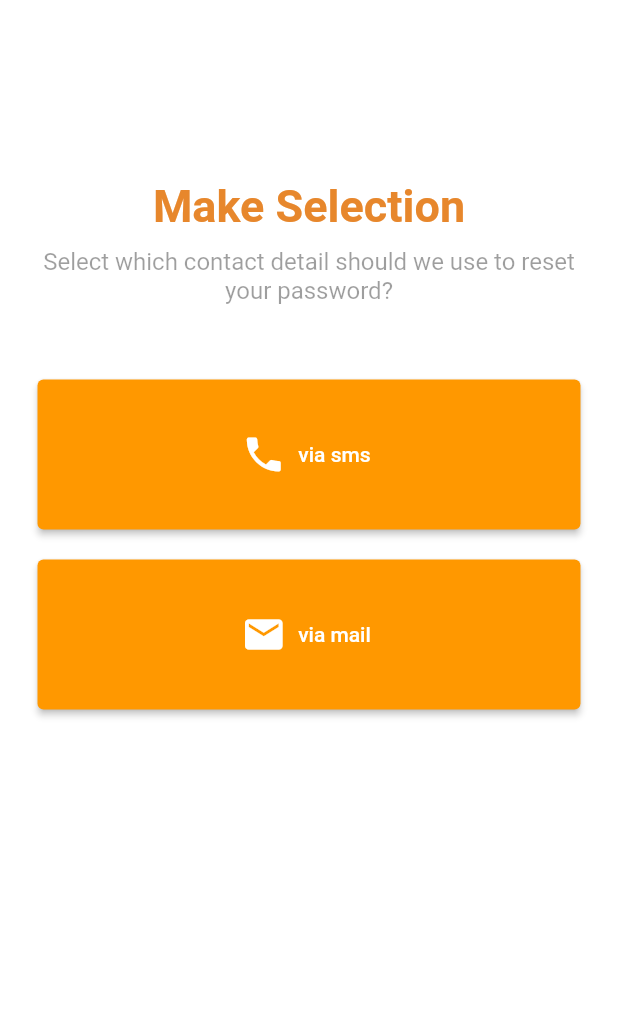
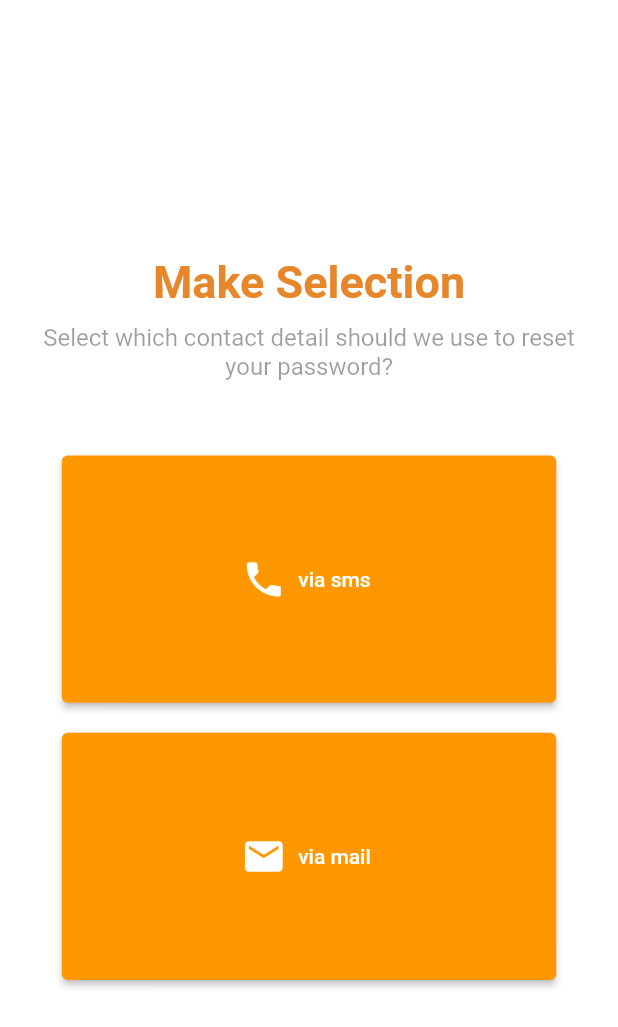
Before and after one commit to Freshmid/delightfood, a Flutter app: the FpContact screen opened directly, on a phone screen of 412 x 824 dp. Shown: the top 1027 px of the screen. Run offline on Flutter 3.47's test engine with Material 2 defaults, Android fonts, the phone set to English and light mode, and no system bars; missing offline and left inert: dart:html.

Commit message:
Update button

```diff
--- a/lib/onboarding/fpcontact.dart
+++ b/lib/onboarding/fpcontact.dart
@@ -16,48 +16,11 @@ class _FpContactScreen extends State<FpContact> {
     );
   }
 
-  Widget viaSms() {
-    return Container(
-      height: 100,
-      width: double.infinity,
-      child: ElevatedButton.icon(
-        onPressed: () {goFpNewPassword();},
-        style: ElevatedButton.styleFrom(
-          foregroundColor: Colors.white
-        ),
-        icon: Icon(
-          Icons.phone,
-          size: 30
-        ),
-        label: Text(
-          'via sms'
-        )
-      )
-    );
-  }
-
-  Widget viaMail() {
-    return Container(
-      height: 100,
-      width: double.infinity,
-      child: ElevatedButton.icon(
-        onPressed: () {goFpNewPassword();},
-        style: ElevatedButton.styleFrom(
-            foregroundColor: Colors.white
-        ),
-        icon: Icon(
-            Icons.mail,
-            size: 30
-        ),
-        label: Text(
-          'via mail'
-        )
-      )
-    );
-  }
-
   @override
   Widget build(BuildContext context) {
+    double screenWidth = MediaQuery.of(context).size.width;
+    double screenHeight = MediaQuery.of(context).size.height;
+
     return Scaffold(
         body: AnnotatedRegion<SystemUiOverlayStyle>(
           value: SystemUiOverlayStyle.light,
@@ -67,14 +30,15 @@ class _FpContactScreen extends State<FpContact> {
                   Container(
                     height: double.infinity,
                     width: double.infinity,
+                    alignment: Alignment.center,
                     decoration: BoxDecoration(
-                        color: Colors.white
+                        color: Colors.white,
                     ),
                     child: SingleChildScrollView(
                       physics: AlwaysScrollableScrollPhysics(),
                       padding: EdgeInsets.symmetric(
-                          horizontal: 25,
-                          vertical: 120
+                          horizontal: screenWidth * 0.05,
+                          vertical: screenHeight * 0.1
                       ),
                       child: Column(
                         mainAxisAlignment: MainAxisAlignment.center,
@@ -98,9 +62,41 @@ class _FpContactScreen extends State<FpContact> {
                             textAlign: TextAlign.center,
                           ),
                           SizedBox(height: 50),
-                          viaSms(),
+                          Container(
+                              height: screenHeight * 0.2,
+                              width: screenWidth * 0.8,
+                              child: ElevatedButton.icon(
+                                  onPressed: () {goFpNewPassword();},
+                                  style: ElevatedButton.styleFrom(
+                                      foregroundColor: Colors.white
+                                  ),
+                                  icon: Icon(
+                                      Icons.phone,
+                                      size: 30
+                                  ),
+                                  label: Text(
+                                      'via sms'
+                                  )
+                              )
+                          ),
                           SizedBox(height: 20),
-                          viaMail()
+                          Container(
+                              height: screenHeight * 0.2,
+                              width: screenWidth * 0.8,
+                              child: ElevatedButton.icon(
+                                  onPressed: () {goFpNewPassword();},
+                                  style: ElevatedButton.styleFrom(
+                                      foregroundColor: Colors.white
+                                  ),
+                                  icon: Icon(
+                                      Icons.mail,
+                                      size: 30
+                                  ),
+                                  label: Text(
+                                      'via mail'
+                                  )
+                              )
+                          )
                         ],
                       ),
                     ),
--- a/lib/onboarding/fpemail.dart
+++ b/lib/onboarding/fpemail.dart
@@ -105,6 +105,7 @@ class _FpEmailScreen extends State<FpEmail> {
               Container(
                 height: double.infinity,
                 width: double.infinity,
+                alignment: Alignment.center,
                 decoration: BoxDecoration(
                   color: Colors.white
                 ),
--- a/lib/onboarding/fpnewpass.dart
+++ b/lib/onboarding/fpnewpass.dart
@@ -180,6 +180,7 @@ class _FpNewPassword extends State<FpNewPassword> {
                   Container(
                     height: double.infinity,
                     width: double.infinity,
+                    alignment: Alignment.center,
                     decoration: BoxDecoration(
                         color: Colors.white
                     ),
--- a/lib/onboarding/fpupdatepass.dart
+++ b/lib/onboarding/fpupdatepass.dart
@@ -47,6 +47,9 @@ class _FpUpdatePass extends State<FpUpdatePass> {
 
   @override
   Widget build(BuildContext context) {
+    double screenWidth = MediaQuery.of(context).size.width;
+    double screenHeight = MediaQuery.of(context).size.height;
+
     return Scaffold(
         body: AnnotatedRegion<SystemUiOverlayStyle>(
           value: SystemUiOverlayStyle.light,
@@ -56,14 +59,15 @@ class _FpUpdatePass extends State<FpUpdatePass> {
                   Container(
                     height: double.infinity,
                     width: double.infinity,
+                    alignment: Alignment.center,
                     decoration: BoxDecoration(
                         color: Colors.white
                     ),
                     child: SingleChildScrollView(
                       physics: AlwaysScrollableScrollPhysics(),
                       padding: EdgeInsets.symmetric(
-                          horizontal: 25,
-                          vertical: 120
+                          horizontal: screenWidth * 0.05,
+                          vertical: screenHeight * 0.1
                       ),
                       child: Column(
                         mainAxisAlignment: MainAxisAlignment.center,
--- a/lib/onboarding/login.dart
+++ b/lib/onboarding/login.dart
@@ -262,6 +262,7 @@ class _LoginScreen extends State<Login> {
               Container(
                 height: double.infinity,
                 width: double.infinity,
+                alignment: Alignment.center,
                 color: Colors.white,
                 child: SingleChildScrollView(
                   physics: AlwaysScrollableScrollPhysics(),
--- a/lib/onboarding/signup.dart
+++ b/lib/onboarding/signup.dart
@@ -317,6 +317,7 @@ class _SignUpScreen extends State<SignUp> {
               Container(
                 height: double.infinity,
                 width: double.infinity,
+                alignment: Alignment.center,
                 decoration: BoxDecoration(
                     color: Colors.white
                 ),
```
